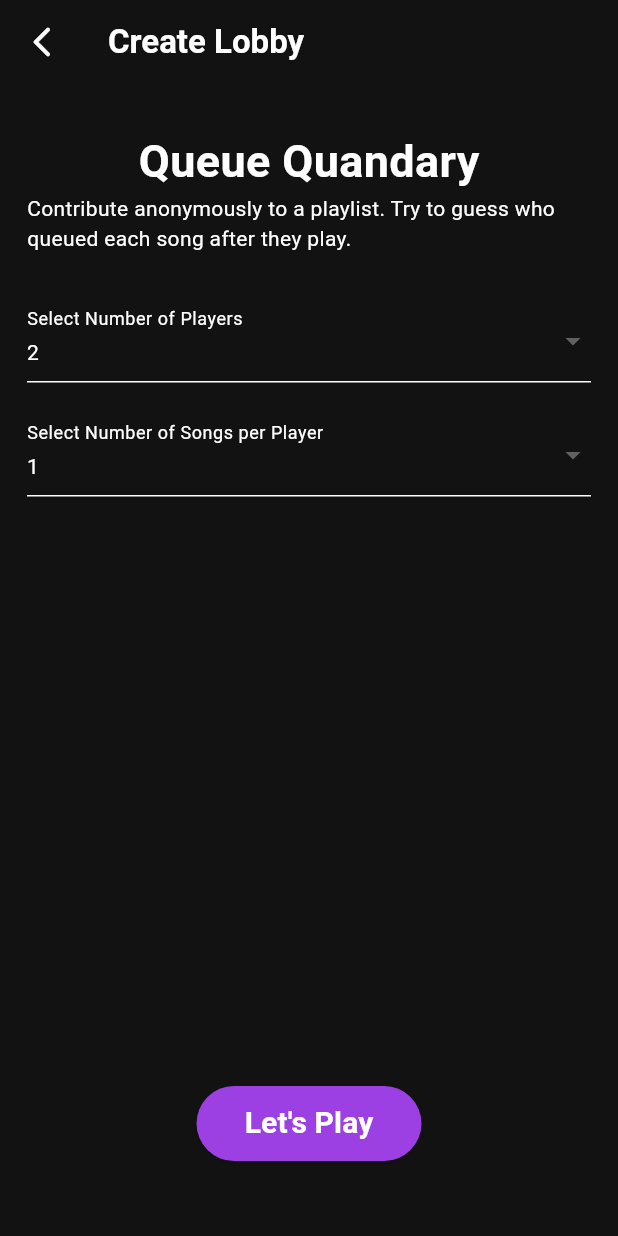
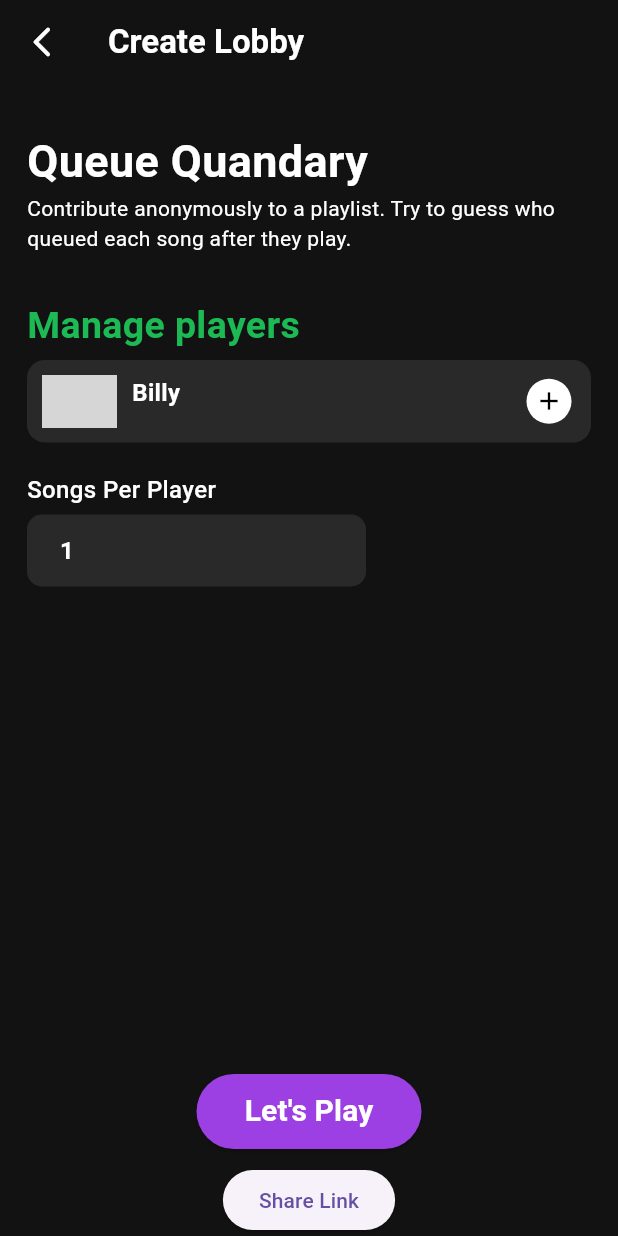
Before and after one commit to ZRiley36/queue-quandry, a Flutter app: the LobbyPage screen opened directly, on a phone screen of 412 x 824 dp. Run offline on Flutter 3.47's test engine with Material 3 defaults, Android fonts, the phone set to English and light mode, and no system bars; our stand-ins replace firebase_auth, share_plus; missing offline and left inert: flutter_web_auth, spotify_sdk; accounts and stored records are empty; network calls fail; Roboto replaces fonts that are missing (Gotham); grey boxes are pictures that could not be loaded.

Commit message:
Working on Lobby Page

```diff
--- a/lib/credentials.dart
+++ b/lib/credentials.dart
@@ -1,4 +1,4 @@
 const String spotifyClientId = '0ac3d083c17746839cdfc568471786f0';
-const String spotifyClientSecret = 'd89a8f8ae9e74d4a97d5c894f47d6e67';
+// const String spotifyClientSecret = 'd89a8f8ae9e74d4a97d5c894f47d6e67';
 const String spotifyRedirectUri = 'playlistpursuit:/';
 const String spotifyClientSecret = "d444b4f9d87a4961888a85a4a60d9722";
--- a/lib/pages/lobby.dart
+++ b/lib/pages/lobby.dart
@@ -3,12 +3,16 @@ import 'package:queue_quandry/pages/home.dart';
 import '../styles.dart';
 import '../main.dart';
 import 'game.dart';
+import 'package:share_plus/share_plus.dart';
+import 'package:flutter/cupertino.dart';
+import 'dart:async';
 
 class LobbyPage extends StatefulWidget {
   final int numPlayers;
   final int songsPerPlayer;
 
-  const LobbyPage({Key? key, this.numPlayers = 2, this.songsPerPlayer = 1}) : super(key: key);
+  const LobbyPage({Key? key, this.numPlayers = 2, this.songsPerPlayer = 1})
+      : super(key: key);
 
   @override
   _LobbyPageState createState() => _LobbyPageState();
@@ -53,7 +57,7 @@ class _LobbyPageState extends State<LobbyPage> {
       body: Padding(
         padding: EdgeInsets.only(left: 18, right: 18),
         child: Column(
-          crossAxisAlignment: CrossAxisAlignment.center,
+          crossAxisAlignment: CrossAxisAlignment.start,
           children: [
             const SizedBox(height: 30),
             const Text(
@@ -68,18 +72,36 @@ class _LobbyPageState extends State<LobbyPage> {
               style: TextStyle(color: Colors.white),
             ),
             const SizedBox(height: 30),
-            _buildDropdown(
-              'Select Number of Players',
-              _numPlayers,
-              (value) {
-                setState(() {
-                  _numPlayers = value!;
-                });
-              },
+            const Text(
+              'Manage players',
+              textAlign: TextAlign.left,
+              style: TextStyle(
+                  color: spotifyGreen,
+                  fontWeight: FontWeight.bold,
+                  fontSize: 25),
+            ),
+            SizedBox(
+              height: 5,
+            ),
+            SizedBox(
+              height: 55,
+              child: PlayerListing(),
             ),
             const SizedBox(height: 20),
-            _buildDropdown(
-              'Select Number of Songs per Player',
+            const Text(
+              "Songs Per Player",
+              style: TextStyle(
+                  color: Colors.white,
+                  fontWeight: FontWeight.w500,
+                  fontSize: 16),
+            ),
+            const SizedBox(
+              height: 5,
+            ),
+            Padding(
+              padding: EdgeInsets.only(right: 150),
+              child: _buildDropdown(
+                'Songs Per Player',
                 _songsPerPlayer,
                 (value) {
                   setState(() {
@@ -87,7 +109,11 @@ class _LobbyPageState extends State<LobbyPage> {
                   });
                 },
               ),
+            ),
             const Spacer(),
+            Center(
+              child: Column(
+                children: [
                   ElevatedButton(
                     onPressed: () {
                       Navigator.push(
@@ -112,41 +138,73 @@ class _LobbyPageState extends State<LobbyPage> {
                           fontFamily: 'Gotham'),
                     ),
                   ),
-            const SizedBox(height: 50),
+                  const SizedBox(height: 10),
+                  ElevatedButton(
+                    onPressed: () {
+                      _share();
+                    },
+                    child: Text('Share Link'),
+                  )
+                ],
+              ),
+            ),
           ],
         ),
       ),
     );
   }
 
-  DropdownButtonFormField<int> _buildDropdown(String label, int currentValue, void Function(int?)? onChanged) {
+  void _share() async {
+    final result = await Share.share('check out my website https://example.com',
+        subject: "Invite to Game");
+  }
+}
+
+DropdownButtonFormField<int> _buildDropdown(
+    String label, int currentValue, void Function(int?)? onChanged) {
   return DropdownButtonFormField<int>(
+    decoration: InputDecoration(
+      fillColor: Color.fromARGB(255, 41, 41, 41),
+      filled: true,
+      contentPadding: EdgeInsets.symmetric(vertical: 12, horizontal: 0),
+      border: OutlineInputBorder(
+          borderSide: BorderSide.none,
+          borderRadius: BorderRadius.all(
+            Radius.circular(10.0),
+          )),
+    ),
     value: currentValue,
-      decoration: InputDecoration(
-        labelText: label,
-        labelStyle: TextStyle(color: Colors.white),
-        enabledBorder: UnderlineInputBorder(
-          borderSide: BorderSide(color: Colors.white),
-        ),
-      ),
-      dropdownColor: Colors.black,
-      style: TextStyle(color: Colors.white),
+    dropdownColor: Color.fromARGB(255, 41, 41, 41),
+    focusColor: Color.fromARGB(255, 41, 41, 41),
+    iconEnabledColor: Color.fromARGB(255, 41, 41, 41),
+    style: TextStyle(color: const Color.fromRGBO(255, 255, 255, 1)),
+    borderRadius: BorderRadius.all(Radius.circular(8)),
     items: List.generate(10, (index) => index + 1)
         .map((num) => DropdownMenuItem<int>(
               value: num,
-                child: Text(num.toString(), style: TextStyle(color: Colors.white)),
+              child: Padding(
+                padding: EdgeInsets.only(
+                    left: 18), // Adjust the right padding as needed
+                child: Text(num.toString(),
+                    style: TextStyle(
+                        color: Colors.white,
+                        fontWeight: FontWeight.w600,
+                        fontSize: 16)),
+              ),
             ))
         .toList(),
     onChanged: onChanged,
+    isExpanded: true,
   );
-  }
 }
 
 class QueuePage extends StatefulWidget {
   final int numPlayers;
   final int songsPerPlayer;
 
-  const QueuePage({Key? key, required this.numPlayers, required this.songsPerPlayer}) : super(key: key);
+  const QueuePage(
+      {Key? key, required this.numPlayers, required this.songsPerPlayer})
+      : super(key: key);
 
   @override
   _QueuePageState createState() => _QueuePageState();
@@ -185,7 +243,8 @@ class _QueuePageState extends State<QueuePage> {
           children: <Widget>[
             TextField(
               controller: _controller,
-              style: TextStyle(color: Colors.black, fontWeight: FontWeight.w400),
+              style:
+                  TextStyle(color: Colors.black, fontWeight: FontWeight.w400),
               onChanged: (value) {
                 setState(() {
                   isSearching = value.isNotEmpty;
@@ -194,7 +253,8 @@ class _QueuePageState extends State<QueuePage> {
                 print('Searching for song: $searchTerm');
               },
               decoration: InputDecoration(
-                contentPadding: EdgeInsets.symmetric(vertical: 12, horizontal: 0),
+                contentPadding:
+                    EdgeInsets.symmetric(vertical: 12, horizontal: 0),
                 border: OutlineInputBorder(
                   borderSide: BorderSide.none,
                   borderRadius: BorderRadius.all(
@@ -243,7 +303,7 @@ class _QueuePageState extends State<QueuePage> {
                       itemBuilder: (BuildContext context, int index) {
                         return Padding(
                           padding: EdgeInsets.only(bottom: 8),
-                          child: MyReusableElement(
+                          child: SongListing(
                             onIncrement: incrementSongsAdded,
                             onDecrement: decrementSongsAdded,
                           ),
@@ -279,7 +339,8 @@ class _QueuePageState extends State<QueuePage> {
                             color: Colors.black, fontWeight: FontWeight.bold),
                       ),
                       style: ElevatedButton.styleFrom(
-                        padding: EdgeInsets.symmetric(horizontal: 15, vertical: 10),
+                        padding:
+                            EdgeInsets.symmetric(horizontal: 15, vertical: 10),
                         shape: RoundedRectangleBorder(
                           borderRadius: BorderRadius.circular(30.0),
                         ),
@@ -306,7 +367,7 @@ class _QueuePageState extends State<QueuePage> {
   }
 }
 
-class MyReusableElement extends StatefulWidget {
+class SongListing extends StatefulWidget {
   final String imageUrl;
   final String name;
   final IconData iconData;
@@ -314,7 +375,7 @@ class MyReusableElement extends StatefulWidget {
   final Function()? onIncrement;
   final Function()? onDecrement;
 
-  MyReusableElement({
+  SongListing({
     this.imageUrl =
         "https://images.genius.com/69c8990d3a6b135efe69859e18287d1d.1000x1000x1.jpg",
     this.name = "What Once Was",
@@ -325,10 +386,10 @@ class MyReusableElement extends StatefulWidget {
   });
 
   @override
-  _MyReusableElementState createState() => _MyReusableElementState();
+  _SongListingState createState() => _SongListingState();
 }
 
-class _MyReusableElementState extends State<MyReusableElement> {
+class _SongListingState extends State<SongListing> {
   bool isChecked = false;
 
   @override
@@ -406,3 +467,95 @@ class _MyReusableElementState extends State<MyReusableElement> {
     );
   }
 }
+
+class PlayerListing extends StatefulWidget {
+  final String imageUrl;
+  final String name;
+  final IconData iconData;
+  final Function()? onIncrement;
+  final Function()? onDecrement;
+
+  PlayerListing({
+    this.imageUrl =
+        "https://images.genius.com/69c8990d3a6b135efe69859e18287d1d.1000x1000x1.jpg",
+    this.name = "Billy",
+    this.iconData = Icons.favorite,
+    this.onIncrement,
+    this.onDecrement,
+  });
+
+  @override
+  _PlayerListingState createState() => _PlayerListingState();
+}
+
+class _PlayerListingState extends State<PlayerListing> {
+  bool isChecked = false;
+
+  @override
+  Widget build(BuildContext context) {
+    return Container(
+      decoration: BoxDecoration(
+        borderRadius: BorderRadius.all(Radius.circular(12)),
+        color: Color.fromARGB(255, 41, 41, 41),
+      ),
+      padding: EdgeInsets.all(10),
+      child: Row(
+        crossAxisAlignment: CrossAxisAlignment.center,
+        children: [
+          ClipRRect(
+            borderRadius: BorderRadius.circular(4),
+            child: Image.network(
+              widget.imageUrl,
+              width: 50,
+              height: 50,
+              fit: BoxFit.cover,
+            ),
+          ),
+          SizedBox(width: 10),
+          Expanded(
+            child: Column(
+              crossAxisAlignment: CrossAxisAlignment.start,
+              children: [
+                Text(
+                  widget.name,
+                  style: TextStyle(
+                    color: Colors.white,
+                    fontSize: 16,
+                    fontWeight: FontWeight.w700,
+                  ),
+                ),
+              ],
+            ),
+          ),
+          SizedBox(width: 10),
+          GestureDetector(
+            onTap: () {
+              setState(() {
+                isChecked = !isChecked;
+                if (isChecked) {
+                  widget.onIncrement?.call();
+                } else {
+                  widget.onDecrement?.call();
+                }
+              });
+            },
+            child: Container(
+              width: 30,
+              height: 30,
+              decoration: BoxDecoration(
+                shape: BoxShape.circle,
+                color: isChecked ? Colors.green : Colors.white,
+              ),
+              child: Icon(
+                isChecked ? Icons.check : Icons.add,
+                color: isChecked ? Colors.white : Colors.black,
+                size: 20,
+              ),
+            ),
+          ),
+          SizedBox(width: 3),
+        ],
+      ),
+    );
+  }
+}
```
Also changed, not shown: pubspec.lock, 2 other files. Lines whose indentation alone changed are shown as unchanged.
